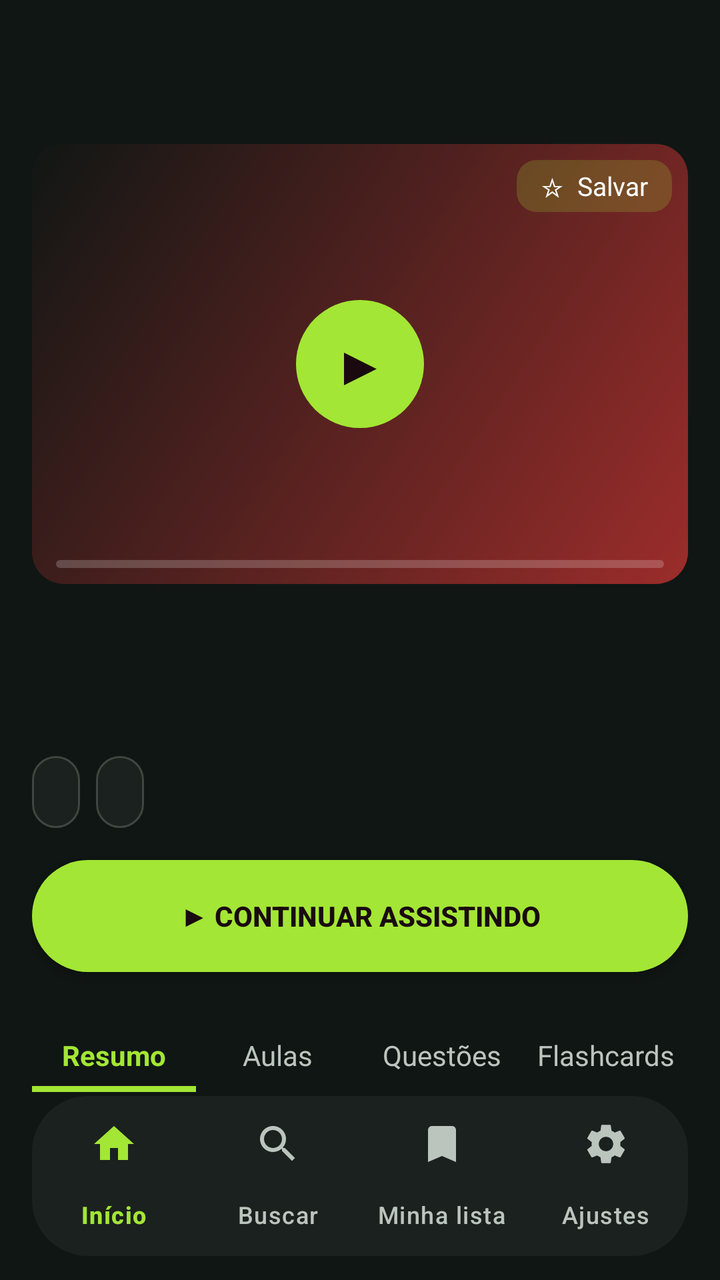
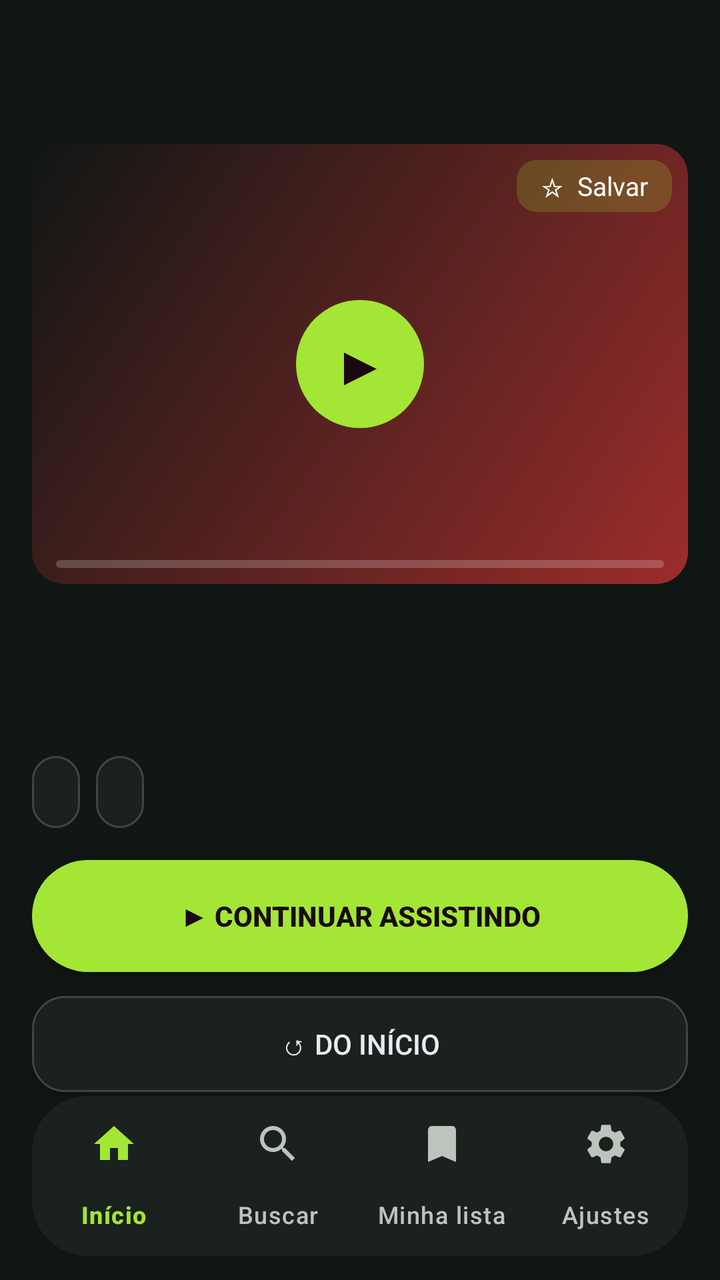

Compare the two renders of this Android layout. The source of the first and the diff that turns it into the second are given below.
<!-- AndroidManifest.xml: application theme Theme.VovoFit -->
<!-- res/layout/activity_detail.xml -->
<?xml version="1.0" encoding="utf-8"?>
<LinearLayout xmlns:android="http://schemas.android.com/apk/res/android"
    xmlns:app="http://schemas.android.com/apk/res-auto"
    android:layout_width="match_parent"
    android:layout_height="match_parent"
    android:background="@color/md_background"
    android:orientation="vertical">

    
    <LinearLayout
        android:layout_width="match_parent"
        android:layout_height="wrap_content"
        android:visibility="gone">

        <ImageView
            android:id="@+id/headerSearch"
            android:layout_width="56dp"
            android:layout_height="56dp"
            android:src="@drawable/ic_search" />

        <TextView
            android:id="@+id/headerAvatar"
            android:layout_width="56dp"
            android:layout_height="56dp"
            android:text="M" />
    </LinearLayout>

    <com.google.android.material.appbar.MaterialToolbar
        android:id="@+id/toolbar"
        android:layout_width="match_parent"
        android:layout_height="64dp"
        android:background="@color/md_background"
        android:elevation="0dp"
        app:navigationIconTint="@color/md_primary"
        app:titleTextAppearance="@style/TextAppearance.Material3.TitleLarge"
        app:titleTextColor="@color/md_on_surface" />

    <androidx.core.widget.NestedScrollView
        android:id="@+id/detailScroll"
        android:layout_width="match_parent"
        android:layout_height="0dp"
        android:layout_weight="1"
        android:fillViewport="true">

        <LinearLayout
            android:layout_width="match_parent"
            android:layout_height="wrap_content"
            android:orientation="vertical"
            android:clipChildren="false"
            android:paddingHorizontal="@dimen/content_margin"
            android:paddingBottom="@dimen/spacing_lg">

            
            <com.google.android.material.card.MaterialCardView
                android:layout_width="match_parent"
                android:layout_height="@dimen/detail_hero_height"
                android:layout_marginTop="@dimen/spacing_sm"
                app:cardCornerRadius="@dimen/radius_lg"
                app:cardElevation="@dimen/elevation_0"
                app:cardBackgroundColor="@color/tile_bg">

                <FrameLayout
                    android:layout_width="match_parent"
                    android:layout_height="match_parent">

                    <View
                        android:id="@+id/heroBg"
                        android:layout_width="match_parent"
                        android:layout_height="match_parent"
                        android:background="@drawable/card_gradient_pink" />

                    <ImageView
                        android:id="@+id/heroImage"
                        android:layout_width="match_parent"
                        android:layout_height="match_parent"
                        android:scaleType="centerCrop"
                        android:visibility="gone"
                        android:contentDescription="@string/thumb_desc" />

                    <TextView
                        android:id="@+id/heroMonogram"
                        android:layout_width="match_parent"
                        android:layout_height="match_parent"
                        android:gravity="center"
                        android:textColor="@color/tile_title"
                        android:textSize="48sp"
                        android:textStyle="bold" />

                    
                    <TextView
                        android:id="@+id/heroPlayFab"
                        android:layout_width="@dimen/play_fab_size"
                        android:layout_height="@dimen/play_fab_size"
                        android:layout_gravity="center"
                        android:background="@drawable/btn_play_circle"
                        android:clickable="true"
                        android:focusable="true"
                        android:gravity="center"
                        android:text="▶"
                        android:textColor="@color/md_on_primary"
                        android:textSize="28sp" />

                    
                    <TextView
                        android:id="@+id/heroFav"
                        android:layout_width="wrap_content"
                        android:layout_height="wrap_content"
                        android:layout_gravity="top|end"
                        android:layout_margin="@dimen/spacing_sm"
                        android:background="@drawable/badge_resume"
                        android:clickable="true"
                        android:focusable="true"
                        android:nextFocusLeft="@id/heroPlayFab"
                        android:nextFocusDown="@id/ctaContinue"
                        android:paddingHorizontal="@dimen/spacing_md"
                        android:paddingVertical="@dimen/spacing_xs"
                        android:text="☆  Salvar"
                        android:textColor="@color/tile_title"
                        android:textSize="@dimen/text_chip" />

                    
                    <LinearLayout
                        android:layout_width="match_parent"
                        android:layout_height="wrap_content"
                        android:layout_gravity="bottom"
                        android:orientation="vertical"
                        android:paddingHorizontal="@dimen/spacing_md"
                        android:paddingBottom="@dimen/spacing_sm">

                        <TextView
                            android:id="@+id/heroTime"
                            android:layout_width="wrap_content"
                            android:layout_height="wrap_content"
                            android:textColor="@color/tile_title"
                            android:textSize="@dimen/text_card_progress"
                            android:textStyle="bold" />

                        <ProgressBar
                            android:id="@+id/heroProgress"
                            style="?android:attr/progressBarStyleHorizontal"
                            android:layout_width="match_parent"
                            android:layout_height="4dp"
                            android:layout_marginTop="4dp"
                            android:max="100"
                            android:progressDrawable="@drawable/progress_horizontal" />
                    </LinearLayout>
                </FrameLayout>
            </com.google.android.material.card.MaterialCardView>

            
            <TextView
                android:id="@+id/heroTitle"
                android:layout_width="match_parent"
                android:layout_height="wrap_content"
                android:layout_marginTop="@dimen/spacing_lg"
                android:ellipsize="end"
                android:maxLines="2"
                android:textColor="@color/md_on_surface"
                android:textSize="@dimen/text_detail_title"
                android:textStyle="bold" />

            <TextView
                android:id="@+id/heroSubtitle"
                android:layout_width="match_parent"
                android:layout_height="wrap_content"
                android:layout_marginTop="4dp"
                android:ellipsize="end"
                android:maxLines="1"
                android:textColor="@color/md_primary"
                android:textSize="@dimen/text_detail_course" />

            
            <LinearLayout
                android:id="@+id/chipsRow"
                android:layout_width="match_parent"
                android:layout_height="wrap_content"
                android:layout_marginTop="@dimen/spacing_md"
                android:orientation="horizontal">

                <TextView
                    android:id="@+id/chipCount"
                    android:layout_width="wrap_content"
                    android:layout_height="@dimen/chip_height"
                    android:layout_marginEnd="@dimen/spacing_sm"
                    android:background="@drawable/chip_outline"
                    android:gravity="center"
                    android:paddingHorizontal="@dimen/spacing_md"
                    android:textColor="@color/md_on_surface"
                    android:textSize="@dimen/text_chip" />

                <TextView
                    android:id="@+id/chipProgress"
                    android:layout_width="wrap_content"
                    android:layout_height="@dimen/chip_height"
                    android:background="@drawable/chip_outline"
                    android:gravity="center"
                    android:paddingHorizontal="@dimen/spacing_md"
                    android:textColor="@color/md_on_surface"
                    android:textSize="@dimen/text_chip" />
            </LinearLayout>

            
            <androidx.appcompat.widget.AppCompatButton
                android:id="@+id/ctaContinue"
                android:layout_width="match_parent"
                android:layout_height="@dimen/cta_height"
                android:layout_marginTop="@dimen/spacing_lg"
                android:background="@drawable/btn_primary_pill"
                android:focusable="true"
                android:nextFocusDown="@id/tabResumo"
                android:text="@string/cta_continue"
                android:textColor="@color/md_on_primary"
                android:textSize="@dimen/text_button"
                android:textStyle="bold" />

            
            <LinearLayout
                android:id="@+id/tabsRow"
                android:layout_width="match_parent"
                android:layout_height="wrap_content"
                android:layout_marginTop="@dimen/spacing_xl"
                android:orientation="horizontal">

                <LinearLayout
                    android:id="@+id/tabResumo"
                    android:layout_width="0dp"
                    android:layout_height="wrap_content"
                    android:layout_weight="1"
                    android:clickable="true"
                    android:focusable="true"
                    android:background="@drawable/focus_ring_transparent"
                    android:focusableInTouchMode="true"
                    android:nextFocusRight="@id/tabAulas"
                    android:nextFocusUp="@id/ctaContinue"
                    android:nextFocusDown="@id/recycler"
                    android:gravity="center"
                    android:orientation="vertical"
                    android:paddingVertical="@dimen/spacing_sm">

                    <TextView
                        android:id="@+id/tabResumoLabel"
                        android:layout_width="wrap_content"
                        android:layout_height="wrap_content"
                        android:text="@string/tab_summary"
                        android:textColor="@color/md_primary"
                        android:textSize="@dimen/text_tab"
                        android:textStyle="bold" />

                    <View
                        android:id="@+id/tabIndicatorResumo"
                        android:layout_width="match_parent"
                        android:layout_height="3dp"
                        android:layout_marginTop="6dp"
                        android:background="@color/md_primary" />
                </LinearLayout>

                <LinearLayout
                    android:id="@+id/tabAulas"
                    android:layout_width="0dp"
                    android:layout_height="wrap_content"
                    android:layout_weight="1"
                    android:clickable="true"
                    android:focusable="true"
                    android:background="@drawable/focus_ring_transparent"
                    android:focusableInTouchMode="true"
                    android:nextFocusLeft="@id/tabResumo"
                    android:nextFocusRight="@id/tabQuestoes"
                    android:nextFocusUp="@id/ctaContinue"
                    android:nextFocusDown="@id/recycler"
                    android:gravity="center"
                    android:orientation="vertical"
                    android:paddingVertical="@dimen/spacing_sm">

                    <TextView
                        android:id="@+id/tabAulasLabel"
                        android:layout_width="wrap_content"
                        android:layout_height="wrap_content"
                        android:text="@string/tab_lessons"
                        android:textColor="@color/md_on_surface_variant"
                        android:textSize="@dimen/text_tab" />

                    <View
                        android:id="@+id/tabIndicatorAulas"
                        android:layout_width="match_parent"
                        android:layout_height="3dp"
                        android:layout_marginTop="6dp"
                        android:background="@android:color/transparent" />
                </LinearLayout>

                <LinearLayout
                    android:id="@+id/tabQuestoes"
                    android:layout_width="0dp"
                    android:layout_height="wrap_content"
                    android:layout_weight="1"
                    android:clickable="true"
                    android:focusable="true"
                    android:background="@drawable/focus_ring_transparent"
                    android:focusableInTouchMode="true"
                    android:nextFocusLeft="@id/tabAulas"
                    android:nextFocusRight="@id/tabFlashcards"
                    android:nextFocusUp="@id/ctaContinue"
                    android:nextFocusDown="@id/recycler"
                    android:gravity="center"
                    android:orientation="vertical"
                    android:paddingVertical="@dimen/spacing_sm">

                    <TextView
                        android:id="@+id/tabQuestoesLabel"
                        android:layout_width="wrap_content"
                        android:layout_height="wrap_content"
                        android:text="@string/tab_questions"
                        android:textColor="@color/md_on_surface_variant"
                        android:textSize="@dimen/text_tab" />

                    <View
                        android:id="@+id/tabIndicatorQuestoes"
                        android:layout_width="match_parent"
                        android:layout_height="3dp"
                        android:layout_marginTop="6dp"
                        android:background="@android:color/transparent" />
                </LinearLayout>

                <LinearLayout
                    android:id="@+id/tabFlashcards"
                    android:layout_width="0dp"
                    android:layout_height="wrap_content"
                    android:layout_weight="1"
                    android:clickable="true"
                    android:focusable="true"
                    android:background="@drawable/focus_ring_transparent"
                    android:focusableInTouchMode="true"
                    android:nextFocusLeft="@id/tabQuestoes"
                    android:nextFocusUp="@id/ctaContinue"
                    android:nextFocusDown="@id/recycler"
                    android:gravity="center"
                    android:orientation="vertical"
                    android:paddingVertical="@dimen/spacing_sm">

                    <TextView
                        android:id="@+id/tabFlashcardsLabel"
                        android:layout_width="wrap_content"
                        android:layout_height="wrap_content"
                        android:text="@string/tab_flashcards"
                        android:textColor="@color/md_on_surface_variant"
                        android:textSize="@dimen/text_tab" />

                    <View
                        android:id="@+id/tabIndicatorFlashcards"
                        android:layout_width="match_parent"
                        android:layout_height="3dp"
                        android:layout_marginTop="6dp"
                        android:background="@android:color/transparent" />
                </LinearLayout>
            </LinearLayout>

            
            <LinearLayout
                android:id="@+id/panelResumo"
                android:layout_width="match_parent"
                android:layout_height="wrap_content"
                android:orientation="vertical">

                <TextView
                    android:id="@+id/resumoState"
                    android:layout_width="match_parent"
                    android:layout_height="wrap_content"
                    android:textColor="@color/md_primary"
                    android:textSize="@dimen/text_card_progress" />

                <TextView
                    android:id="@+id/resumoText"
                    android:layout_width="match_parent"
                    android:layout_height="wrap_content"
                    android:layout_marginTop="@dimen/spacing_md"
                    android:lineSpacingMultiplier="1.35"
                    android:textColor="@color/md_on_surface"
                    android:textSize="@dimen/text_detail_body" />

                <TextView
                    android:id="@+id/detailFooter"
                    android:layout_width="match_parent"
                    android:layout_height="wrap_content"
                    android:layout_marginTop="@dimen/spacing_xl"
                    android:gravity="end"
                    android:textColor="@color/md_on_surface_variant"
                    android:textSize="@dimen/text_card_progress" />
            </LinearLayout>

            
            <LinearLayout
                android:id="@+id/panelAulas"
                android:layout_width="match_parent"
                android:layout_height="wrap_content"
                android:orientation="vertical"
                android:clipChildren="false"
                android:visibility="gone">

                <com.google.android.material.textfield.TextInputLayout
                    android:layout_width="match_parent"
                    android:layout_height="wrap_content"
                    android:layout_marginTop="@dimen/spacing_md"
                    app:boxBackgroundColor="@color/md_surface_container"
                    app:boxCornerRadiusTopStart="28dp"
                    app:boxCornerRadiusTopEnd="28dp"
                    app:boxCornerRadiusBottomStart="28dp"
                    app:boxCornerRadiusBottomEnd="28dp"
                    app:boxStrokeWidth="0dp">

                    <com.google.android.material.textfield.TextInputEditText
                        android:id="@+id/lessonSearch"
                        android:layout_width="match_parent"
                        android:layout_height="wrap_content"
                        android:hint="Buscar aula…"
                        android:imeOptions="actionSearch"
                        android:inputType="text"
                        android:textColor="@color/md_on_surface"
                        android:textColorHint="@color/md_on_surface_variant"
                        android:textSize="@dimen/text_card_subtitle" />
                </com.google.android.material.textfield.TextInputLayout>

                
                <LinearLayout
                    android:id="@+id/filterChipsRow"
                    android:layout_width="match_parent"
                    android:layout_height="wrap_content"
                    android:layout_marginTop="@dimen/spacing_md"
                    android:orientation="horizontal"
                    android:visibility="gone">

                    <TextView
                        android:id="@+id/chipFilterAll"
                        android:layout_width="wrap_content"
                        android:layout_height="@dimen/chip_height"
                        android:layout_marginEnd="@dimen/spacing_sm"
                        android:background="@drawable/chip_outline"
                        android:clickable="true"
                        android:focusable="true"
                        android:gravity="center"
                        android:paddingHorizontal="@dimen/spacing_md"
                        android:text="@string/flat_filter_all"
                        android:textColor="@color/md_on_surface_variant"
                        android:textSize="@dimen/text_chip" />

                    <TextView
                        android:id="@+id/chipFilterVideos"
                        android:layout_width="wrap_content"
                        android:layout_height="@dimen/chip_height"
                        android:layout_marginEnd="@dimen/spacing_sm"
                        android:background="@drawable/chip_outline"
                        android:clickable="true"
                        android:focusable="true"
                        android:gravity="center"
                        android:paddingHorizontal="@dimen/spacing_md"
                        android:text="@string/flat_filter_videos"
                        android:textColor="@color/md_on_surface_variant"
                        android:textSize="@dimen/text_chip" />

                    <TextView
                        android:id="@+id/chipFilterMaterials"
                        android:layout_width="wrap_content"
                        android:layout_height="@dimen/chip_height"
                        android:background="@drawable/chip_outline"
                        android:clickable="true"
                        android:focusable="true"
                        android:gravity="center"
                        android:paddingHorizontal="@dimen/spacing_md"
                        android:text="@string/flat_filter_materials"
                        android:textColor="@color/md_on_surface_variant"
                        android:textSize="@dimen/text_chip" />
                </LinearLayout>

                <TextView
                    android:id="@+id/labelContinue"
                    android:layout_width="match_parent"
                    android:layout_height="wrap_content"
                    android:layout_marginTop="@dimen/spacing_xl"
                    android:text="@string/continue_from_where"
                    android:textColor="@color/md_on_surface"
                    android:textSize="@dimen/text_section_title"
                    android:textStyle="bold"
                    android:visibility="gone" />

                
                <androidx.recyclerview.widget.RecyclerView
                    android:id="@+id/railContinue"
                    android:layout_width="match_parent"
                    android:layout_height="wrap_content"
                    android:layout_marginTop="@dimen/spacing_md"
                    android:clipToPadding="false"
                    android:paddingHorizontal="16dp"
                    android:paddingVertical="12dp"
                    android:clipChildren="false"
                    android:overScrollMode="never"
                    android:visibility="gone" />

                <TextView
                    android:id="@+id/sectionLabel"
                    android:layout_width="match_parent"
                    android:layout_height="wrap_content"
                    android:layout_marginTop="@dimen/spacing_xl"
                    android:text="@string/tab_lessons"
                    android:textColor="@color/md_on_surface"
                    android:textSize="@dimen/text_section_title"
                    android:textStyle="bold" />

                
                <androidx.recyclerview.widget.RecyclerView
                    android:id="@+id/recycler"
                    android:layout_width="match_parent"
                    android:layout_height="wrap_content"
                    android:layout_marginTop="@dimen/spacing_md"
                    android:clipToPadding="false"
                    android:padding="16dp"
                    android:clipChildren="false"
                    android:nestedScrollingEnabled="false"
                    android:overScrollMode="never" />

                <ProgressBar
                    android:id="@+id/loadingView"
                    android:layout_width="wrap_content"
                    android:layout_height="wrap_content"
                    android:layout_gravity="center"
                    android:layout_marginTop="@dimen/spacing_xl"
                    android:visibility="gone" />

                <TextView
                    android:id="@+id/emptyState"
                    android:layout_width="match_parent"
                    android:layout_height="wrap_content"
                    android:layout_marginTop="@dimen/spacing_xl"
                    android:gravity="center"
                    android:text="@string/browse_empty"
                    android:textColor="@color/md_on_surface_variant"
                    android:textSize="@dimen/text_detail_body"
                    android:visibility="gone" />
            </LinearLayout>

            
            <LinearLayout
                android:id="@+id/panelQuestoes"
                android:layout_width="match_parent"
                android:layout_height="wrap_content"
                android:orientation="vertical"
                android:visibility="gone">

                <TextView
                    android:id="@+id/questoesText"
                    android:layout_width="match_parent"
                    android:layout_height="wrap_content"
                    android:layout_marginTop="@dimen/spacing_md"
                    android:text="@string/no_questions"
                    android:textColor="@color/md_on_surface_variant"
                    android:textSize="@dimen/text_detail_body" />
            </LinearLayout>

            
            <LinearLayout
                android:id="@+id/panelFlashcards"
                android:layout_width="match_parent"
                android:layout_height="wrap_content"
                android:orientation="vertical"
                android:visibility="gone">

                <TextView
                    android:id="@+id/flashcardsText"
                    android:layout_width="match_parent"
                    android:layout_height="wrap_content"
                    android:layout_marginTop="@dimen/spacing_md"
                    android:text="@string/no_flashcards"
                    android:textColor="@color/md_on_surface_variant"
                    android:textSize="@dimen/text_detail_body" />
            </LinearLayout>
        </LinearLayout>
    </androidx.core.widget.NestedScrollView>

    
    <com.google.android.material.bottomnavigation.BottomNavigationView
        android:id="@+id/bottomNav"
        android:layout_width="match_parent"
        android:layout_height="wrap_content"
        android:layout_marginHorizontal="@dimen/content_margin"
        android:layout_marginBottom="@dimen/spacing_md"
        android:background="@drawable/nav_bar_background"
        android:elevation="@dimen/elevation_3"
        app:itemActiveIndicatorStyle="@style/NavIndicatorPill"
        app:itemIconTint="@color/bottom_nav_item_color"
        app:itemTextColor="@color/bottom_nav_item_color"
        app:labelVisibilityMode="labeled"
        app:menu="@menu/bottom_nav_menu" />
</LinearLayout>
<!-- resources referenced by this layout -->
<resources>
  <color name="md_background">#FF101614</color>
  <color name="md_on_primary">#FF1A0A0F</color>
  <color name="md_on_surface">#FFEAEAF0</color>
  <color name="md_on_surface_variant">#FFBCC4BE</color>
  <color name="md_primary">#FFA3E635</color>
  <color name="md_surface_container">#FF1B211E</color>
  <color name="tile_bg">#FF171D1B</color>
  <color name="tile_title">#FFFFFFFF</color>
  <dimen name="chip_height">36dp</dimen>
  <dimen name="content_margin">16dp</dimen>
  <dimen name="cta_height">56dp</dimen>
  <dimen name="detail_hero_height">220dp</dimen>
  <dimen name="elevation_0">0dp</dimen>
  <dimen name="elevation_3">3dp</dimen>
  <dimen name="play_fab_size">64dp</dimen>
  <dimen name="radius_lg">16dp</dimen>
  <dimen name="spacing_lg">16dp</dimen>
  <dimen name="spacing_md">12dp</dimen>
  <dimen name="spacing_sm">8dp</dimen>
  <dimen name="spacing_xl">24dp</dimen>
  <dimen name="spacing_xs">4dp</dimen>
  <dimen name="text_button">14sp</dimen>
  <dimen name="text_card_progress">12sp</dimen>
  <dimen name="text_card_subtitle">14sp</dimen>
  <dimen name="text_chip">13sp</dimen>
  <dimen name="text_detail_body">16sp</dimen>
  <dimen name="text_detail_course">16sp</dimen>
  <dimen name="text_detail_title">24sp</dimen>
  <dimen name="text_section_title">22sp</dimen>
  <dimen name="text_tab">14sp</dimen>
  <!-- drawable badge_resume (drawable) -->
  <?xml version="1.0" encoding="utf-8"?>
  <shape xmlns:android="http://schemas.android.com/apk/res/android"
      android:shape="rectangle">
      <solid android:color="#33A3E635" />
      <corners android:radius="10dp" />
  </shape>
  <!-- drawable nav_bar_background (drawable) -->
  <?xml version="1.0" encoding="utf-8"?>
  <shape xmlns:android="http://schemas.android.com/apk/res/android"
      android:shape="rectangle">
      <corners android:radius="28dp" />
      <solid android:color="@color/md_surface_container" />
  </shape>
  <string name="browse_empty">Pasta vazia.</string>
  <string name="continue_from_where">Continuar de onde parou</string>
  <string name="cta_continue">▶ Continuar assistindo</string>
  <string name="flat_filter_all">Todos</string>
  <string name="flat_filter_materials">Materiais</string>
  <string name="flat_filter_videos">Vídeos</string>
  <string name="no_flashcards">Ainda não há flashcards gerados para esta aula.</string>
  <string name="no_questions">Ainda não há questões geradas para esta aula.</string>
  <string name="tab_flashcards">Flashcards</string>
  <string name="tab_lessons">Aulas</string>
  <string name="tab_questions">Questões</string>
  <string name="tab_summary">Resumo</string>
  <string name="thumb_desc">Thumbnail da aula</string>
  <style name="NavIndicatorPill" parent="Widget.Material3.BottomNavigationView.ActiveIndicator">
          <item name="android:background">@drawable/nav_indicator_pill</item>
      </style>
  <dimen name="radius_pill">64dp</dimen>
  <color name="md_outline">#FF3E4741</color>
  <dimen name="radius_md">12dp</dimen>
  <color name="tile_bg_focused">#FF212824</color>
  <dimen name="focus_ring_width">3dp</dimen>
  <color name="tile_focus_ring">#FFA3E635</color>
  <color name="progress_track">#33FFFFFF</color>
  <color name="md_primary_container">#FF223526</color>
  <color name="md_on_primary_container">#FFD7F5A0</color>
  <color name="md_secondary">#FF8FAE9B</color>
  <color name="md_on_secondary">#FF12211A</color>
  <color name="md_secondary_container">#FF24382E</color>
  <color name="md_on_secondary_container">#FFCFE8DB</color>
  <color name="md_surface">#FF171D1B</color>
  <color name="md_surface_variant">#FF232A26</color>
  <color name="md_on_background">#FFEAEAF0</color>
  <color name="md_outline_variant">#FF2A312D</color>
  <color name="md_error">#FFCF6679</color>
  <color name="md_on_error">#FF600014</color>
  <color name="hero_badge_bg">#1FA3E635</color>
  <!-- unchanged entries left out for length: 10 -->
</resources>

<!-- the commit's change to res/layout/activity_detail.xml (unified diff, before → after) -->
@@ -207,11 +207,25 @@
                 android:layout_marginTop="@dimen/spacing_lg"
                 android:background="@drawable/btn_primary_pill"
                 android:focusable="true"
-                android:nextFocusDown="@id/tabResumo"
+                android:nextFocusDown="@id/ctaFromStart"
                 android:text="@string/cta_continue"
                 android:textColor="@color/md_on_primary"
                 android:textSize="@dimen/text_button"
                 android:textStyle="bold" />
+
+            
+            <androidx.appcompat.widget.AppCompatButton
+                android:id="@+id/ctaFromStart"
+                android:layout_width="match_parent"
+                android:layout_height="48dp"
+                android:layout_marginTop="@dimen/spacing_md"
+                android:background="@drawable/chip_outline"
+                android:focusable="true"
+                android:nextFocusUp="@id/ctaContinue"
+                android:nextFocusDown="@id/tabResumo"
+                android:text="@string/detail_from_start"
+                android:textColor="@color/md_on_surface"
+                android:textSize="@dimen/text_button" />
 
             
             <LinearLayout
@@ -231,7 +245,7 @@
                     android:background="@drawable/focus_ring_transparent"
                     android:focusableInTouchMode="true"
                     android:nextFocusRight="@id/tabAulas"
-                    android:nextFocusUp="@id/ctaContinue"
+                    android:nextFocusUp="@id/ctaFromStart"
                     android:nextFocusDown="@id/recycler"
                     android:gravity="center"
                     android:orientation="vertical"
@@ -265,7 +279,7 @@
                     android:focusableInTouchMode="true"
                     android:nextFocusLeft="@id/tabResumo"
                     android:nextFocusRight="@id/tabQuestoes"
-                    android:nextFocusUp="@id/ctaContinue"
+                    android:nextFocusUp="@id/ctaFromStart"
                     android:nextFocusDown="@id/recycler"
                     android:gravity="center"
                     android:orientation="vertical"
@@ -298,7 +312,7 @@
                     android:focusableInTouchMode="true"
                     android:nextFocusLeft="@id/tabAulas"
                     android:nextFocusRight="@id/tabFlashcards"
-                    android:nextFocusUp="@id/ctaContinue"
+                    android:nextFocusUp="@id/ctaFromStart"
                     android:nextFocusDown="@id/recycler"
                     android:gravity="center"
                     android:orientation="vertical"
@@ -330,7 +344,7 @@
                     android:background="@drawable/focus_ring_transparent"
                     android:focusableInTouchMode="true"
                     android:nextFocusLeft="@id/tabQuestoes"
-                    android:nextFocusUp="@id/ctaContinue"
+                    android:nextFocusUp="@id/ctaFromStart"
                     android:nextFocusDown="@id/recycler"
                     android:gravity="center"
                     android:orientation="vertical"
<!-- resource entries referenced after the edit -->
@@ -47,6 +47,7 @@
   <string name="browse_empty">Pasta vazia.</string>
   <string name="continue_from_where">Continuar de onde parou</string>
   <string name="cta_continue">▶ Continuar assistindo</string>
+  <string name="detail_from_start">↺ Do início</string>
   <string name="flat_filter_all">Todos</string>
   <string name="flat_filter_materials">Materiais</string>
   <string name="flat_filter_videos">Vídeos</string>
